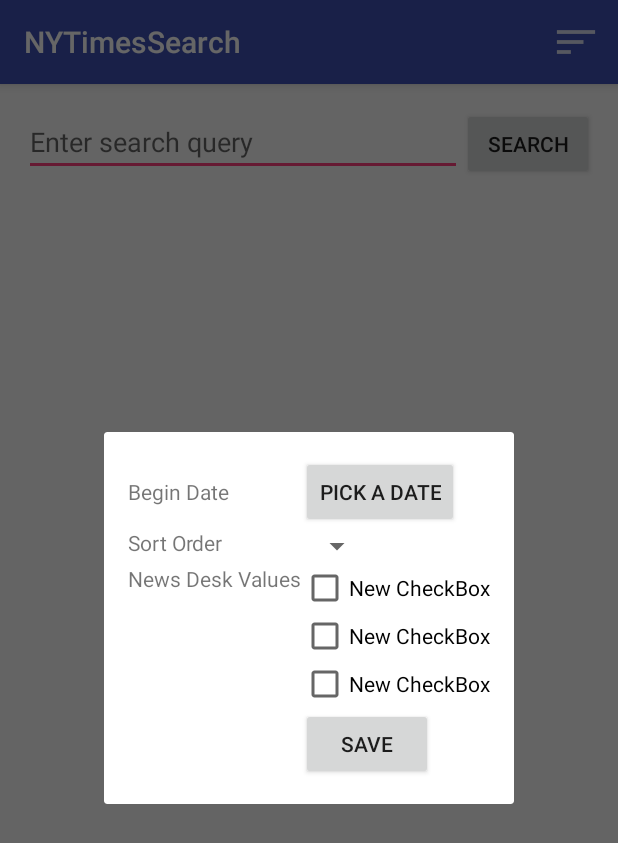
After one commit to hermantai/codepath-NYTimesSearch, an Android app: the fragment SearchFilterFragment placed in its activity, on a phone screen of 412 x 824 dp. The commit adds this screen. Shown: the top 843 px of the screen. Run offline under Robolectric (Android 15) with nearby library versions, the phone set to English and light mode, and no system bars; our stand-ins replace ButterKnife, Picasso; libraries missing offline, so code that uses them is left out: com.loopj.android, cz.msebera.android; pictures from the network do not load.

Commit message:
Added the "Search Filter" action in menu, styled the dialog

```diff
--- a/NYTimesSearch/app/build.gradle
+++ b/NYTimesSearch/app/build.gradle
@@ -17,25 +17,23 @@ android {
             proguardFiles getDefaultProguardFile('proguard-android.txt'), 'proguard-rules.pro'
         }
     }
-    packagingOptions {
-        exclude 'META-INF/services/javax.annotation.processing.Processor'
-    }
+    // packagingOptions {
+    //    exclude 'META-INF/services/javax.annotation.processing.Processor'
+    //}
 }
 
 dependencies {
-    compile fileTree(dir: 'libs', include: ['*.jar'])
+    compile fileTree(include: ['*.jar'], dir: 'libs')
     testCompile 'junit:junit:4.12'
     compile 'com.android.support:appcompat-v7:23.1.1'
     compile 'com.android.support:design:23.1.1'
     compile 'com.loopj.android:android-async-http:1.4.9'
-
     // Load remote images from the network into image views
     compile 'com.squareup.picasso:picasso:2.5.2'
-
     compile 'com.jakewharton:butterknife:7.0.1'
-
     // Use Retrofit to deserialize REST API call responses to POJO's
-    compile 'com.squareup.retrofit:retrofit:1.6.1'
-    compile 'com.google.code.gson:gson:2.3'
-    compile 'org.parceler:parceler:0.2.13'
+    // compile 'com.squareup.retrofit:retrofit:1.6.1'
+    // compile 'com.google.code.gson:gson:2.3'
+    // compile 'org.parceler:parceler:0.2.13'
+    compile 'com.android.support:gridlayout-v7:23.1.1'
 }
--- a/NYTimesSearch/app/src/main/java/com/gmail/htaihm/nytimessearch/ArticleActivity.java
+++ b/NYTimesSearch/app/src/main/java/com/gmail/htaihm/nytimessearch/ArticleActivity.java
@@ -7,6 +7,8 @@ import android.support.v7.app.AppCompatActivity;
 import android.support.v7.widget.Toolbar;
 import android.webkit.WebView;
 import android.webkit.WebViewClient;
+
+import com.gmail.htaihm.nytimessearch.model.Article;
 
 public class ArticleActivity extends AppCompatActivity {
     private static final String INTENT_EXTRA_ARTICLE = "com.gmail.htaihm.nytimessearch.article";
--- a/NYTimesSearch/app/src/main/java/com/gmail/htaihm/nytimessearch/ArticleArrayAdapter.java
+++ b/NYTimesSearch/app/src/main/java/com/gmail/htaihm/nytimessearch/ArticleArrayAdapter.java
@@ -9,6 +9,7 @@ import android.widget.ArrayAdapter;
 import android.widget.ImageView;
 import android.widget.TextView;
 
+import com.gmail.htaihm.nytimessearch.model.Article;
 import com.squareup.picasso.Picasso;
 
 import java.util.List;
--- a/NYTimesSearch/app/src/main/java/com/gmail/htaihm/nytimessearch/SearchActivity.java
+++ b/NYTimesSearch/app/src/main/java/com/gmail/htaihm/nytimessearch/SearchActivity.java
@@ -2,6 +2,7 @@ package com.gmail.htaihm.nytimessearch;
 
 import android.content.Intent;
 import android.os.Bundle;
+import android.support.v4.app.FragmentManager;
 import android.support.v7.app.AppCompatActivity;
 import android.support.v7.widget.Toolbar;
 import android.util.Log;
@@ -13,6 +14,7 @@ import android.widget.Button;
 import android.widget.EditText;
 import android.widget.GridView;
 
+import com.gmail.htaihm.nytimessearch.model.Article;
 import com.loopj.android.http.AsyncHttpClient;
 import com.loopj.android.http.JsonHttpResponseHandler;
 import com.loopj.android.http.RequestParams;
@@ -82,7 +84,10 @@ public class SearchActivity extends AppCompatActivity {
         int id = item.getItemId();
 
         //noinspection SimplifiableIfStatement
-        if (id == R.id.action_settings) {
+        if (id == R.id.action_search_filter) {
+            SearchFilterFragment frag = SearchFilterFragment.newInstance();
+            FragmentManager fm = getSupportFragmentManager();
+            frag.show(fm, "SearchFilterFragment");
             return true;
         }
 
--- /dev/null
+++ b/NYTimesSearch/app/src/main/java/com/gmail/htaihm/nytimessearch/SearchFilterFragment.java
@@ -0,0 +1,36 @@
+package com.gmail.htaihm.nytimessearch;
+
+import android.os.Bundle;
+import android.support.v4.app.DialogFragment;
+import android.view.LayoutInflater;
+import android.view.View;
+import android.view.ViewGroup;
+import android.view.Window;
+import android.view.WindowManager;
+import android.widget.Button;
+
+import butterknife.Bind;
+
+public class SearchFilterFragment extends DialogFragment {
+    @Bind(R.id.btnDatePicker) Button mBtnDatePicker;
+
+    public static SearchFilterFragment newInstance() {
+        SearchFilterFragment frag = new SearchFilterFragment();
+        return frag;
+    }
+
+    @Override
+    public View onCreateView(LayoutInflater inflater, ViewGroup container, Bundle savedInstanceState) {
+        getDialog().requestWindowFeature(Window.FEATURE_NO_TITLE);
+
+        return inflater.inflate(R.layout.fragment_search_filter, container);
+    }
+
+    @Override
+    public void onResume() {
+        // Assign window properties to fill the parent
+        getDialog().getWindow().setLayout(
+                WindowManager.LayoutParams.WRAP_CONTENT, WindowManager.LayoutParams.WRAP_CONTENT);
+        super.onResume();
+    }
+}
--- a/NYTimesSearch/app/src/main/java/com/gmail/htaihm/nytimessearch/Article.java
+++ b/NYTimesSearch/app/src/main/java/com/gmail/htaihm/nytimessearch/model/Article.java
@@ -1,4 +1,4 @@
-package com.gmail.htaihm.nytimessearch;
+package com.gmail.htaihm.nytimessearch.model;
 
 import android.os.Parcel;
 import android.os.Parcelable;
--- /dev/null
+++ b/NYTimesSearch/app/src/main/res/layout/fragment_search_filter.xml
@@ -0,0 +1,84 @@
+<?xml version="1.0" encoding="utf-8"?>
+<GridLayout
+    xmlns:android="http://schemas.android.com/apk/res/android"
+    xmlns:tools="http://schemas.android.com/tools"
+    android:layout_width="wrap_content"
+    android:layout_height="wrap_content"
+    android:rowCount="4"
+    android:columnCount="3"
+    android:paddingLeft="@dimen/activity_horizontal_margin"
+    android:paddingRight="@dimen/activity_horizontal_margin"
+    android:paddingTop="@dimen/activity_vertical_margin"
+    android:paddingBottom="@dimen/activity_vertical_margin"
+    >
+
+    <TextView
+        android:layout_width="wrap_content"
+        android:layout_height="wrap_content"
+        android:layout_columnSpan="1"
+        android:text="@string/label_begin_date"
+        android:id="@+id/tvBeginDate"
+        />
+
+    <Button
+        android:layout_width="wrap_content"
+        android:layout_height="wrap_content"
+        android:layout_columnSpan="2"
+        android:text="@string/button_pick_date"
+        android:id="@+id/btnDatePicker"/>
+
+    <TextView
+        android:layout_width="wrap_content"
+        android:layout_height="wrap_content"
+        android:layout_columnSpan="1"
+        android:text="@string/label_sort_order"
+        android:id="@+id/tvSortOrder"/>
+
+    <Spinner
+        android:layout_width="wrap_content"
+        android:layout_height="wrap_content"
+        android:layout_columnSpan="2"
+        android:id="@+id/spinner"/>
+
+    <TextView
+        android:layout_width="wrap_content"
+        android:layout_height="wrap_content"
+        android:layout_columnSpan="1"
+        android:text="@string/label_news_desk_value"
+        android:id="@+id/tvNewsDeskValue"/>
+
+    <LinearLayout
+        android:orientation="vertical"
+        android:layout_width="match_parent"
+        android:layout_height="wrap_content"
+        android:layout_columnSpan="2"
+        >
+
+        <CheckBox
+            android:layout_width="wrap_content"
+            android:layout_height="wrap_content"
+            android:text="New CheckBox"
+            android:id="@+id/checkBox"/>
+
+        <CheckBox
+            android:layout_width="wrap_content"
+            android:layout_height="wrap_content"
+            android:text="New CheckBox"
+            android:id="@+id/checkBox2"/>
+
+        <CheckBox
+            android:layout_width="wrap_content"
+            android:layout_height="wrap_content"
+            android:text="New CheckBox"
+            android:id="@+id/checkBox3"/>
+    </LinearLayout>
+
+    <Button
+        android:layout_width="wrap_content"
+        android:layout_height="wrap_content"
+        android:layout_gravity="left"
+        android:layout_column="1"
+        android:text="@string/button_save"
+        android:id="@+id/btnSave"/>
+
+</GridLayout>
--- a/NYTimesSearch/app/src/main/res/menu/menu_search.xml
+++ b/NYTimesSearch/app/src/main/res/menu/menu_search.xml
@@ -3,8 +3,9 @@
       xmlns:tools="http://schemas.android.com/tools"
       tools:context="com.gmail.htaihm.nytimessearch.SearchActivity">
     <item
-        android:id="@+id/action_settings"
+        android:id="@+id/action_search_filter"
+        android:icon="@drawable/ic_search_filter"
         android:orderInCategory="100"
-        android:title="@string/action_settings"
-        app:showAsAction="never"/>
+        android:title="@string/action_search_filter"
+        app:showAsAction="ifRoom"/>
 </menu>
--- a/NYTimesSearch/app/src/main/res/values/strings.xml
+++ b/NYTimesSearch/app/src/main/res/values/strings.xml
@@ -1,7 +1,12 @@
 <resources>
     <string name="app_name">NYTimesSearch</string>
-    <string name="action_settings">Settings</string>
+    <string name="action_search_filter">Search filter</string>
     <string name="hint">Enter search query</string>
     <string name="search">Search</string>
     <string name="title_activity_article">ArticleActivity</string>
+    <string name="label_begin_date">Begin Date</string>
+    <string name="label_sort_order">Sort Order</string>
+    <string name="label_news_desk_value">News Desk Values</string>
+    <string name="button_save">save</string>
+    <string name="button_pick_date">Pick a date</string>
 </resources>
```
Also changed, not shown: NYTimesSearch/app/src/main/ic_search_filter-web.png (added), NYTimesSearch/app/src/main/res/drawable-hdpi/ic_search_filter.png (added), NYTimesSearch/app/src/main/res/drawable-mdpi/ic_search_filter.png (added), NYTimesSearch/app/src/main/res/drawable-xhdpi/ic_search_filter.png (added), NYTimesSearch/app/src/main/res/drawable-xxhdpi/ic_search_filter.png (added), 1 other file.
